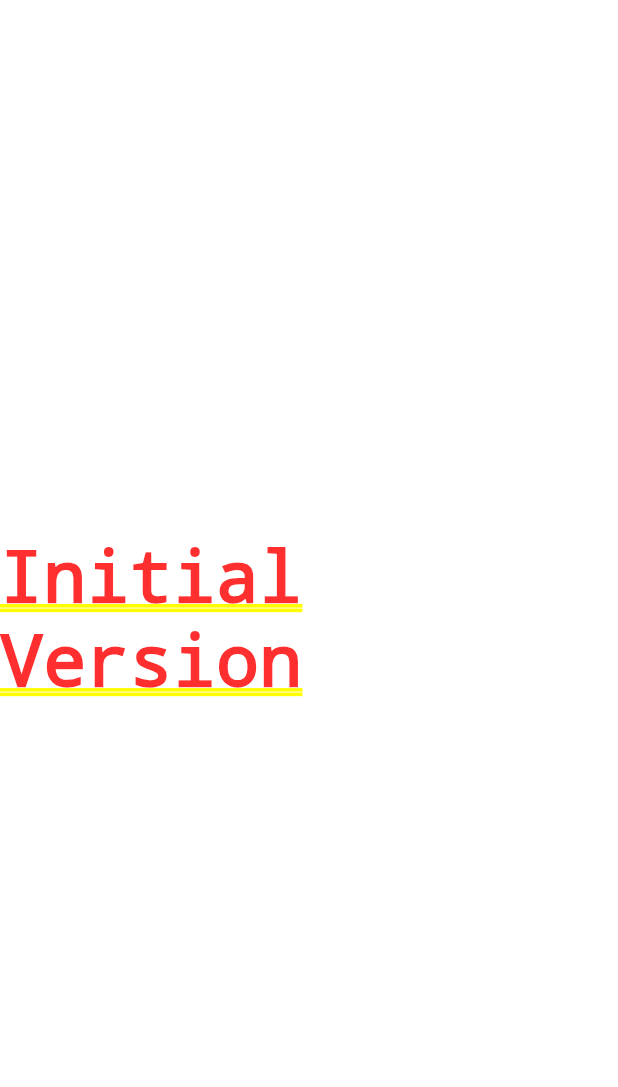
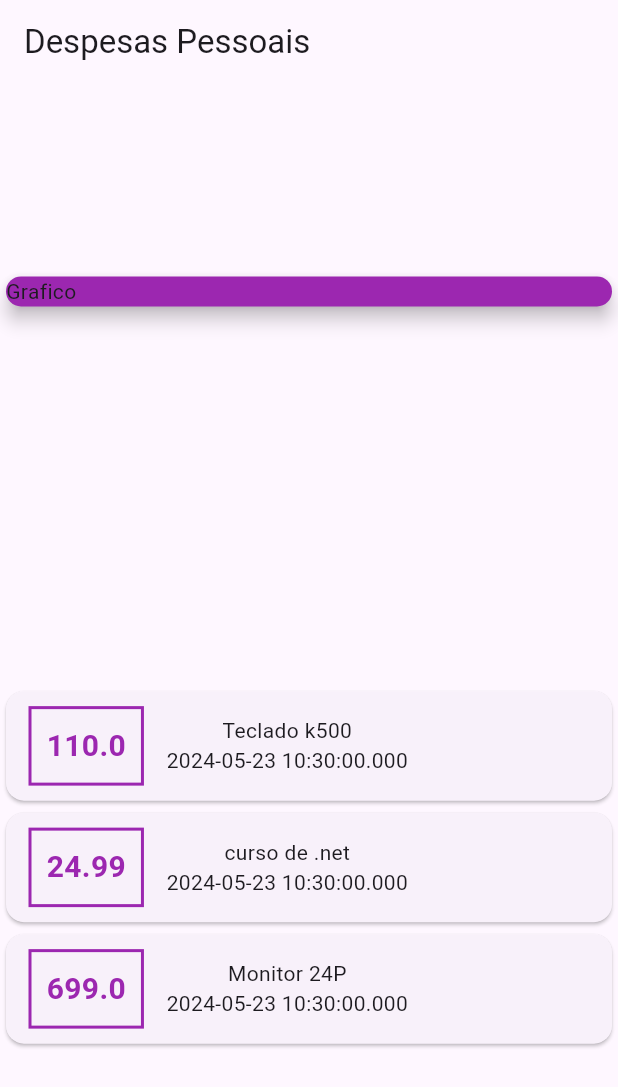
Before and after one commit to jonasemc/expenses-app-flutter, a Flutter app: the screen it shows after launch, on a phone screen of 412 x 824 dp. Shown: the top 1087 px of the screen. Run offline on Flutter 3.47's test engine with Material 3 defaults, Android fonts, the phone set to English and light mode, and no system bars.

Commit message:
feat: create widget for transactions

```diff
--- a/lib/main.dart
+++ b/lib/main.dart
@@ -1,3 +1,4 @@
+import 'package:expenses/models/transaction.dart';
 import 'package:flutter/material.dart';
 
 void main() {
@@ -14,17 +15,73 @@ class ExpensesApp extends StatelessWidget {
         colorScheme: ColorScheme.fromSeed(seedColor: Colors.deepPurple),
         useMaterial3: true,
       ),
-      home: const MyHomePage(),
+      home: MyHomePage(),
     );
   }
 }
 
 class MyHomePage extends StatelessWidget {
-  const MyHomePage({super.key});
+  MyHomePage({super.key});
+
+  final _transactions = [
+    Transaction(
+        id: '1', title: 'Teclado k500', value: 110, date: DateTime.now()),
+    Transaction(
+        id: '2', title: 'curso de .net', value: 24.99, date: DateTime.now()),
+    Transaction(id: '3', title: 'Monitor 24P', value: 699, date: DateTime.now())
+  ];
+
   @override
   Widget build(BuildContext context) {
-    return const Center(
-      child: Text('Initial Version'),
-    );
+    return Scaffold(
+        appBar: AppBar(
+          title: const Text('Despesas Pessoais'),
+        ),
+        body: Column(
+          mainAxisAlignment: MainAxisAlignment.spaceAround,
+          crossAxisAlignment: CrossAxisAlignment.stretch,
+          children: <Widget>[
+            const Card(
+              color: Colors.purple,
+              elevation: 5,
+              child: Text('Grafico'),
+            ),
+            Column(
+                children: _transactions.map((tr) {
+              return Card(
+                child: Row(
+                  children: <Widget>[
+                    Container(
+                      margin: const EdgeInsets.symmetric(
+                          horizontal: 15, vertical: 10),
+                      decoration: BoxDecoration(
+                          border: Border.all(
+                        color: Colors.purple,
+                        width: 2,
+                      )),
+                      padding: const EdgeInsets.all(10),
+                      child: Text(
+                        tr.value.toString(),
+                        style: const TextStyle(
+                          fontWeight: FontWeight.bold,
+                          fontSize: 20,
+                          color: Colors.purple,
+                        ),
+                      ),
+                    ),
+                    Column(
+                      children: <Widget>[
+                        Text(tr.title),
+                        Text(tr.date.toString())
+                      ],
+                    )
+                  ],
+                ),
+              );
+            }).toList())
+          ],
+        )
+        //,
+        );
   }
 }
```
